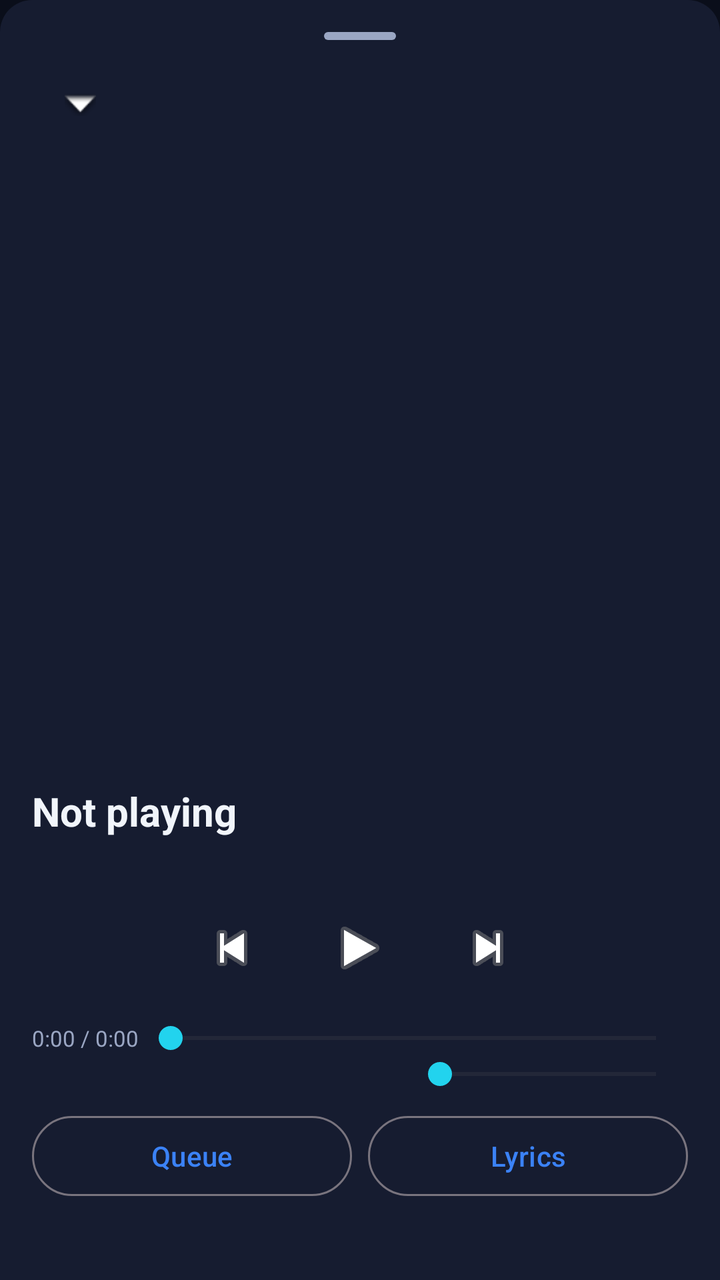
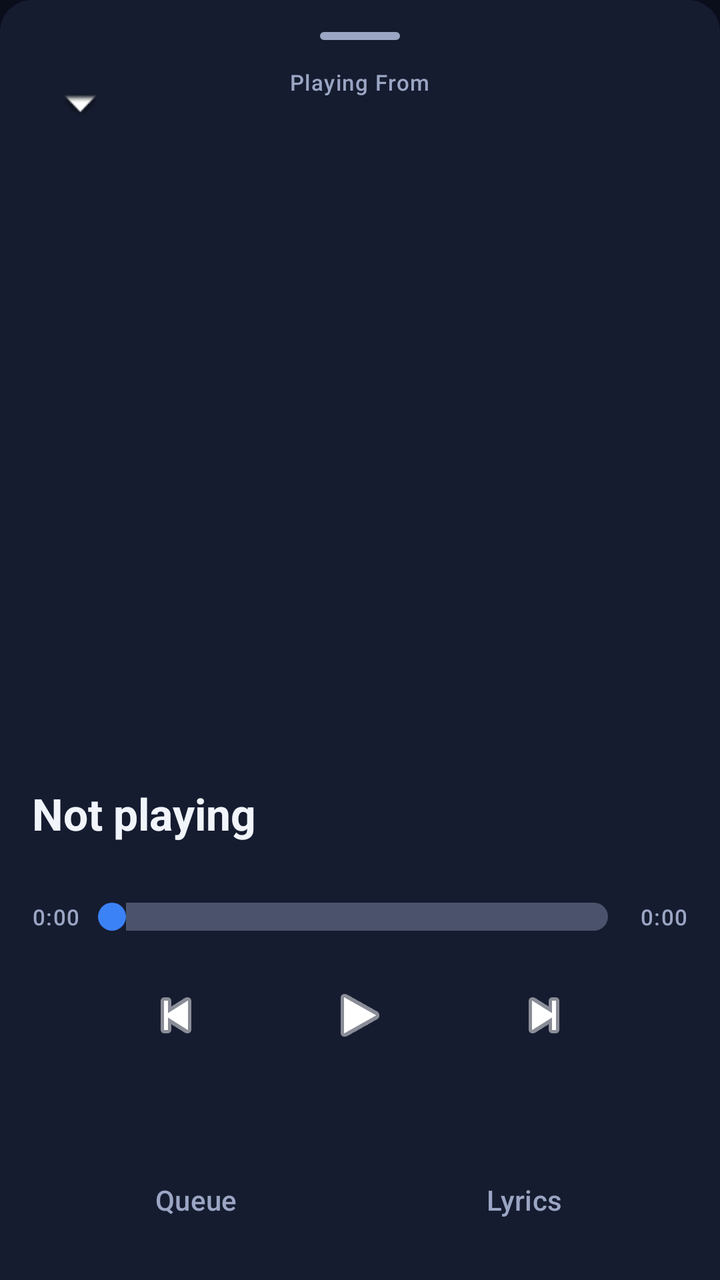

An Android layout rendered at two revisions. The XML below is the earlier revision; the diff shows what the commit changed to produce the second picture.
<!-- AndroidManifest.xml: application theme Theme.SpotifyDx -->
<!-- res/layout/view_player_sheet.xml -->
<?xml version="1.0" encoding="utf-8"?>
<LinearLayout xmlns:android="http://schemas.android.com/apk/res/android"
    android:layout_width="match_parent"
    android:layout_height="match_parent"
    android:background="@drawable/sheet_top_rounded"
    android:orientation="vertical"
    android:padding="@dimen/pad">

    <View
        android:layout_width="36dp"
        android:layout_height="4dp"
        android:layout_gravity="center_horizontal"
        android:layout_marginBottom="@dimen/pad_half"
        android:background="@drawable/drag_handle"
        android:contentDescription="Drag handle" />

    <LinearLayout
        android:layout_width="match_parent"
        android:layout_height="wrap_content"
        android:gravity="center_vertical"
        android:orientation="horizontal">

        <ImageButton
            android:id="@+id/sheet_minimize"
            android:layout_width="48dp"
            android:layout_height="48dp"
            android:background="?attr/selectableItemBackgroundBorderless"
            android:contentDescription="Minimize player"
            android:src="@android:drawable/arrow_down_float" />

        <TextView
            android:id="@+id/sheet_source"
            android:layout_width="0dp"
            android:layout_height="wrap_content"
            android:layout_weight="1"
            android:gravity="center"
            android:maxLines="1"
            android:textColor="?attr/colorOnSurfaceVariant"
            android:textSize="12sp" />
    </LinearLayout>

    <LinearLayout
        android:id="@+id/sheet_main"
        android:layout_width="match_parent"
        android:layout_height="wrap_content"
        android:orientation="vertical">

        <ImageView
            android:id="@+id/sheet_art"
            android:layout_width="match_parent"
            android:layout_height="300dp"
            android:layout_marginTop="@dimen/pad_half"
            android:contentDescription="Artwork"
            android:scaleType="centerCrop" />

        <TextView
            android:id="@+id/sheet_title"
            android:layout_width="wrap_content"
            android:layout_height="wrap_content"
            android:layout_marginTop="@dimen/pad_half"
            android:maxLines="1"
            android:text="Not playing"
            android:textColor="?attr/colorOnSurface"
            android:textSize="20sp"
            android:textStyle="bold" />

        <TextView
            android:id="@+id/sheet_subtitle"
            android:layout_width="wrap_content"
            android:layout_height="wrap_content"
            android:maxLines="1"
            android:textColor="?attr/colorOnSurfaceVariant"
            android:textSize="14sp" />

        <LinearLayout
            android:layout_width="match_parent"
            android:layout_height="wrap_content"
            android:gravity="center"
            android:orientation="horizontal">

            <ImageButton
                android:id="@+id/sheet_prev"
                android:layout_width="56dp"
                android:layout_height="56dp"
                android:background="?attr/selectableItemBackgroundBorderless"
                android:contentDescription="Previous"
                android:src="@android:drawable/ic_media_previous" />

            <ImageButton
                android:id="@+id/sheet_play"
                android:layout_width="72dp"
                android:layout_height="72dp"
                android:background="?attr/selectableItemBackgroundBorderless"
                android:contentDescription="Play or pause"
                android:src="@android:drawable/ic_media_play" />

            <ImageButton
                android:id="@+id/sheet_next"
                android:layout_width="56dp"
                android:layout_height="56dp"
                android:background="?attr/selectableItemBackgroundBorderless"
                android:contentDescription="Next"
                android:src="@android:drawable/ic_media_next" />
        </LinearLayout>

        <LinearLayout
            android:layout_width="match_parent"
            android:layout_height="wrap_content"
            android:gravity="center_vertical"
            android:orientation="horizontal">

            <TextView
                android:id="@+id/sheet_pos"
                android:layout_width="wrap_content"
                android:layout_height="wrap_content"
                android:text="0:00 / 0:00"
                android:textColor="?attr/colorOnSurfaceVariant"
                android:textSize="11sp" />

            <SeekBar
                android:id="@+id/sheet_scrub"
                android:layout_width="0dp"
                android:layout_height="wrap_content"
                android:layout_weight="1" />
        </LinearLayout>

        <LinearLayout
            android:layout_width="match_parent"
            android:layout_height="wrap_content"
            android:gravity="center_vertical"
            android:orientation="horizontal">

            <TextView
                android:id="@+id/sheet_tier"
                android:layout_width="0dp"
                android:layout_height="wrap_content"
                android:layout_weight="1"
                android:textColor="?attr/colorOnSurfaceVariant"
                android:textSize="12sp" />

            <SeekBar
                android:id="@+id/sheet_volume"
                android:layout_width="140dp"
                android:layout_height="wrap_content"
                android:max="100" />
        </LinearLayout>
    </LinearLayout>

    <LinearLayout
        android:id="@+id/sheet_tabs"
        android:layout_width="match_parent"
        android:layout_height="wrap_content"
        android:layout_marginTop="@dimen/pad_half"
        android:orientation="horizontal">

        <Button
            android:id="@+id/sheet_tab_queue"
            style="?attr/materialButtonOutlinedStyle"
            android:layout_width="0dp"
            android:layout_height="wrap_content"
            android:layout_weight="1"
            android:text="Queue" />

        <Button
            android:id="@+id/sheet_tab_lyrics"
            style="?attr/materialButtonOutlinedStyle"
            android:layout_width="0dp"
            android:layout_height="wrap_content"
            android:layout_marginStart="@dimen/pad_half"
            android:layout_weight="1"
            android:text="Lyrics" />
    </LinearLayout>

    <androidx.recyclerview.widget.RecyclerView
        android:id="@+id/sheet_queue"
        android:layout_width="match_parent"
        android:layout_height="0dp"
        android:layout_weight="1"
        android:visibility="gone" />

    <FrameLayout
        android:id="@+id/sheet_lyrics"
        android:layout_width="match_parent"
        android:layout_height="0dp"
        android:layout_weight="1"
        android:visibility="gone">

        <androidx.recyclerview.widget.RecyclerView
            android:id="@+id/sheet_lyrics_list"
            android:layout_width="match_parent"
            android:layout_height="match_parent"
            android:visibility="gone" />

        <ScrollView
            android:id="@+id/sheet_lyrics_plain_wrap"
            android:layout_width="match_parent"
            android:layout_height="match_parent"
            android:visibility="gone">

            <TextView
                android:id="@+id/sheet_lyrics_plain"
                android:layout_width="match_parent"
                android:layout_height="wrap_content"
                android:lineSpacingMultiplier="1.6"
                android:textColor="?attr/colorOnSurface" />
        </ScrollView>

        <TextView
            android:id="@+id/sheet_lyrics_state"
            android:layout_width="match_parent"
            android:layout_height="match_parent"
            android:gravity="center"
            android:textColor="?attr/colorOnSurfaceVariant"
            android:visibility="gone" />
    </FrameLayout>
</LinearLayout>
<!-- resources referenced by this layout -->
<resources>
  <dimen name="pad">16dp</dimen>
  <dimen name="pad_half">8dp</dimen>
  <style name="Theme.SpotifyDx" parent="Theme.Material3.DayNight.NoActionBar">
          <item name="colorPrimary">@color/deep_blue</item>
          <item name="colorOnPrimary">@color/deep_text</item>
          <item name="colorSecondary">@color/deep_cyan</item>
          <item name="android:colorBackground">@color/deep_bg</item>
          <item name="colorSurface">@color/deep_surface</item>
          <item name="colorOnSurface">@color/deep_text</item>
          <item name="colorSurfaceVariant">@color/deep_card</item>
          <item name="colorOnSurfaceVariant">@color/deep_muted</item>
      </style>
  <color name="deep_blue">#3B82F6</color>
  <color name="deep_text">#F1F5FB</color>
  <color name="deep_cyan">#22D3EE</color>
  <color name="deep_bg">#0A0E1A</color>
  <color name="deep_surface">#161C30</color>
  <color name="deep_card">#1A2136</color>
  <color name="deep_muted">#9AA6C3</color>
  <!-- unchanged entries left out for length: 2 -->
</resources>

<!-- the commit's change to res/layout/view_player_sheet.xml (unified diff, before → after) -->
@@ -7,8 +7,8 @@
     android:padding="@dimen/pad">
 
     <View
-        android:layout_width="36dp"
-        android:layout_height="4dp"
+        android:layout_width="@dimen/echo_handle_width"
+        android:layout_height="@dimen/echo_handle_height"
         android:layout_gravity="center_horizontal"
         android:layout_marginBottom="@dimen/pad_half"
         android:background="@drawable/drag_handle"
@@ -28,15 +28,35 @@
             android:contentDescription="Minimize player"
             android:src="@android:drawable/arrow_down_float" />
 
-        <TextView
-            android:id="@+id/sheet_source"
+        <LinearLayout
             android:layout_width="0dp"
             android:layout_height="wrap_content"
             android:layout_weight="1"
-            android:gravity="center"
-            android:maxLines="1"
-            android:textColor="?attr/colorOnSurfaceVariant"
-            android:textSize="12sp" />
+            android:gravity="center_horizontal"
+            android:orientation="vertical">
+
+            <TextView
+                android:layout_width="wrap_content"
+                android:layout_height="wrap_content"
+                android:maxLines="1"
+                android:text="Playing From"
+                style="@style/EchoCaption" />
+
+            <TextView
+                android:id="@+id/sheet_source"
+                android:layout_width="wrap_content"
+                android:layout_height="wrap_content"
+                android:ellipsize="marquee"
+                android:marqueeRepeatLimit="marquee_forever"
+                android:maxLines="1"
+                android:scrollHorizontally="true"
+                android:singleLine="true"
+                style="@style/EchoTitleMedium" />
+        </LinearLayout>
+
+        <View
+            android:layout_width="48dp"
+            android:layout_height="48dp" />
     </LinearLayout>
 
     <LinearLayout
@@ -49,63 +69,44 @@
             android:id="@+id/sheet_art"
             android:layout_width="match_parent"
             android:layout_height="300dp"
+            android:layout_marginHorizontal="32dp"
             android:layout_marginTop="@dimen/pad_half"
             android:contentDescription="Artwork"
             android:scaleType="centerCrop" />
 
         <TextView
+            android:id="@+id/sheet_line"
+            android:layout_width="match_parent"
+            android:layout_height="wrap_content"
+            android:layout_marginTop="@dimen/pad_half"
+            android:ellipsize="end"
+            android:gravity="center"
+            android:maxLines="1"
+            android:textSize="18sp"
+            android:textStyle="bold"
+            android:textColor="?attr/colorOnSurface"
+            android:visibility="gone" />
+
+        <TextView
             android:id="@+id/sheet_title"
             android:layout_width="wrap_content"
             android:layout_height="wrap_content"
             android:layout_marginTop="@dimen/pad_half"
             android:maxLines="1"
             android:text="Not playing"
-            android:textColor="?attr/colorOnSurface"
-            android:textSize="20sp"
-            android:textStyle="bold" />
+            style="@style/EchoTitleLarge" />
 
         <TextView
             android:id="@+id/sheet_subtitle"
             android:layout_width="wrap_content"
             android:layout_height="wrap_content"
             android:maxLines="1"
-            android:textColor="?attr/colorOnSurfaceVariant"
-            android:textSize="14sp" />
+            style="@style/EchoTitleMedium" />
 
         <LinearLayout
             android:layout_width="match_parent"
             android:layout_height="wrap_content"
-            android:gravity="center"
-            android:orientation="horizontal">
-
-            <ImageButton
-                android:id="@+id/sheet_prev"
-                android:layout_width="56dp"
-                android:layout_height="56dp"
-                android:background="?attr/selectableItemBackgroundBorderless"
-                android:contentDescription="Previous"
-                android:src="@android:drawable/ic_media_previous" />
-
-            <ImageButton
-                android:id="@+id/sheet_play"
-                android:layout_width="72dp"
-                android:layout_height="72dp"
-                android:background="?attr/selectableItemBackgroundBorderless"
-                android:contentDescription="Play or pause"
-                android:src="@android:drawable/ic_media_play" />
-
-            <ImageButton
-                android:id="@+id/sheet_next"
-                android:layout_width="56dp"
-                android:layout_height="56dp"
-                android:background="?attr/selectableItemBackgroundBorderless"
-                android:contentDescription="Next"
-                android:src="@android:drawable/ic_media_next" />
-        </LinearLayout>
-
-        <LinearLayout
-            android:layout_width="match_parent"
-            android:layout_height="wrap_content"
+            android:layout_marginTop="@dimen/pad_half"
             android:gravity="center_vertical"
             android:orientation="horizontal">
 
@@ -113,16 +114,106 @@
                 android:id="@+id/sheet_pos"
                 android:layout_width="wrap_content"
                 android:layout_height="wrap_content"
-                android:text="0:00 / 0:00"
-                android:textColor="?attr/colorOnSurfaceVariant"
-                android:textSize="11sp" />
+                android:text="0:00"
+                style="@style/EchoCaption" />
 
             <SeekBar
                 android:id="@+id/sheet_scrub"
                 android:layout_width="0dp"
                 android:layout_height="wrap_content"
-                android:layout_weight="1" />
+                android:layout_weight="1"
+                android:progressDrawable="@drawable/seekbar_progress"
+                android:thumb="@drawable/seekbar_thumb" />
+
+            <TextView
+                android:id="@+id/sheet_duration"
+                android:layout_width="wrap_content"
+                android:layout_height="wrap_content"
+                android:text="0:00"
+                style="@style/EchoCaption" />
         </LinearLayout>
+
+        <LinearLayout
+            android:layout_width="match_parent"
+            android:layout_height="wrap_content"
+            android:gravity="center"
+            android:orientation="horizontal">
+
+            <ImageButton
+                android:id="@+id/sheet_prev"
+                android:layout_width="68dp"
+                android:layout_height="68dp"
+                android:background="?attr/selectableItemBackgroundBorderless"
+                android:contentDescription="Previous"
+                android:src="@android:drawable/ic_media_previous"
+                android:tint="@android:color/white" />
+
+            <ImageButton
+                android:id="@+id/sheet_play"
+                android:layout_width="84dp"
+                android:layout_height="84dp"
+                android:layout_marginHorizontal="@dimen/pad"
+                android:background="?attr/selectableItemBackgroundBorderless"
+                android:contentDescription="Play or pause"
+                android:src="@android:drawable/ic_media_play"
+                android:tint="@android:color/white" />
+
+            <ImageButton
+                android:id="@+id/sheet_next"
+                android:layout_width="68dp"
+                android:layout_height="68dp"
+                android:background="?attr/selectableItemBackgroundBorderless"
+                android:contentDescription="Next"
+                android:src="@android:drawable/ic_media_next"
+                android:tint="@android:color/white" />
+        </LinearLayout>
+
+        <TextView
+            android:id="@+id/sheet_tier"
+            android:layout_width="match_parent"
+            android:layout_height="wrap_content"
+            android:gravity="center"
+            style="@style/EchoCaption" />
+    </LinearLayout>
+
+    <Space
+        android:id="@+id/sheet_spacer"
+        android:layout_width="match_parent"
+        android:layout_height="0dp"
+        android:layout_weight="1" />
+
+    <LinearLayout
+        android:id="@+id/sheet_tabs"
+        android:layout_width="match_parent"
+        android:layout_height="wrap_content"
+        android:orientation="horizontal">
+
+        <Button
+            android:id="@+id/sheet_tab_queue"
+            style="?attr/borderlessButtonStyle"
+            android:layout_width="0dp"
+            android:layout_height="wrap_content"
+            android:layout_weight="1"
+            android:text="Queue"
+            android:textColor="@color/tab_text" />
+
+        <Button
+            android:id="@+id/sheet_tab_lyrics"
+            style="?attr/borderlessButtonStyle"
+            android:layout_width="0dp"
+            android:layout_height="wrap_content"
+            android:layout_weight="1"
+            android:text="Lyrics"
+            android:textColor="@color/tab_text" />
+    </LinearLayout>
+
+    <LinearLayout
+        android:id="@+id/sheet_queue_box"
+        android:layout_width="match_parent"
+        android:layout_height="0dp"
+        android:layout_weight="1"
+        android:orientation="vertical"
+        android:visibility="gone">
 
         <LinearLayout
             android:layout_width="match_parent"
@@ -130,53 +221,47 @@
             android:gravity="center_vertical"
             android:orientation="horizontal">
 
-            <TextView
-                android:id="@+id/sheet_tier"
+            <ImageView
+                android:id="@+id/sheet_queue_thumb"
+                android:layout_width="48dp"
+                android:layout_height="48dp"
+                android:contentDescription="Now playing artwork" />
+
+            <LinearLayout
                 android:layout_width="0dp"
                 android:layout_height="wrap_content"
                 android:layout_weight="1"
-                android:textColor="?attr/colorOnSurfaceVariant"
-                android:textSize="12sp" />
-
-            <SeekBar
-                android:id="@+id/sheet_volume"
-                android:layout_width="140dp"
-                android:layout_height="wrap_content"
-                android:max="100" />
+                android:orientation="vertical"
+                android:paddingStart="@dimen/pad_half">
+
+                <TextView
+                    android:id="@+id/sheet_queue_title"
+                    android:layout_width="wrap_content"
+                    android:layout_height="wrap_content"
+                    android:maxLines="1"
+                    style="@style/EchoBodyTitle" />
+
+                <TextView
+                    android:id="@+id/sheet_queue_sub"
+                    android:layout_width="wrap_content"
+                    android:layout_height="wrap_content"
+                    android:maxLines="1"
+                    style="@style/EchoBodySubtitle" />
+            </LinearLayout>
+
+            <TextView
+                android:id="@+id/sheet_queue_count"
+                android:layout_width="wrap_content"
+                android:layout_height="wrap_content"
+                style="@style/EchoCaption" />
         </LinearLayout>
+
+        <androidx.recyclerview.widget.RecyclerView
+            android:id="@+id/sheet_queue"
+            android:layout_width="match_parent"
+            android:layout_height="0dp"
+            android:layout_weight="1" />
     </LinearLayout>
-
-    <LinearLayout
-        android:id="@+id/sheet_tabs"
-        android:layout_width="match_parent"
-        android:layout_height="wrap_content"
-        android:layout_marginTop="@dimen/pad_half"
-        android:orientation="horizontal">
-
-        <Button
-            android:id="@+id/sheet_tab_queue"
-            style="?attr/materialButtonOutlinedStyle"
-            android:layout_width="0dp"
-            android:layout_height="wrap_content"
-            android:layout_weight="1"
-            android:text="Queue" />
-
-        <Button
-            android:id="@+id/sheet_tab_lyrics"
-            style="?attr/materialButtonOutlinedStyle"
-            android:layout_width="0dp"
-            android:layout_height="wrap_content"
-            android:layout_marginStart="@dimen/pad_half"
-            android:layout_weight="1"
-            android:text="Lyrics" />
-    </LinearLayout>
-
-    <androidx.recyclerview.widget.RecyclerView
-        android:id="@+id/sheet_queue"
-        android:layout_width="match_parent"
-        android:layout_height="0dp"
-        android:layout_weight="1"
-        android:visibility="gone" />
 
     <FrameLayout
         android:id="@+id/sheet_lyrics"
<!-- resource entries referenced after the edit -->
@@ -1,7 +1,67 @@
 <!-- resources referenced by this layout -->
 <resources>
+  <dimen name="echo_handle_height">4dp</dimen>
+  <dimen name="echo_handle_width">40dp</dimen>
   <dimen name="pad">16dp</dimen>
   <dimen name="pad_half">8dp</dimen>
+  <!-- drawable seekbar_progress (drawable) -->
+  <?xml version="1.0" encoding="utf-8"?>
+  <layer-list xmlns:android="http://schemas.android.com/apk/res/android">
+      <item android:id="@android:id/background">
+          <shape android:shape="rectangle">
+              <solid android:color="#669AA6C3" />
+              <corners android:radius="8dp" />
+          </shape>
+      </item>
+      <item android:id="@android:id/secondaryProgress">
+          <scale android:scaleWidth="100%">
+              <shape android:shape="rectangle">
+                  <solid android:color="#669AA6C3" />
+                  <corners android:radius="8dp" />
+              </shape>
+          </scale>
+      </item>
+      <item android:id="@android:id/progress">
+          <scale android:scaleWidth="100%">
+              <shape android:shape="rectangle">
+                  <solid android:color="?attr/colorPrimary" />
+                  <corners android:radius="8dp" />
+              </shape>
+          </scale>
+      </item>
+  </layer-list>
+  <!-- drawable seekbar_thumb (drawable) -->
+  <?xml version="1.0" encoding="utf-8"?>
+  <shape xmlns:android="http://schemas.android.com/apk/res/android"
+      android:shape="oval">
+      <solid android:color="?attr/colorPrimary" />
+      <size
+          android:width="14dp"
+          android:height="14dp" />
+  </shape>
+  <style name="EchoBodySubtitle" parent="TextAppearance.Material3.BodySmall">
+          <item name="android:textSize">12sp</item>
+          <item name="android:textColor">?attr/colorOnSurfaceVariant</item>
+      </style>
+  <style name="EchoBodyTitle" parent="TextAppearance.Material3.BodyMedium">
+          <item name="android:textSize">14sp</item>
+          <item name="android:textStyle">bold</item>
+          <item name="android:textColor">?attr/colorOnSurface</item>
+      </style>
+  <style name="EchoCaption" parent="TextAppearance.Material3.LabelSmall">
+          <item name="android:textSize">11sp</item>
+          <item name="android:textColor">?attr/colorOnSurfaceVariant</item>
+      </style>
+  <style name="EchoTitleLarge" parent="TextAppearance.Material3.TitleLarge">
+          <item name="android:textSize">22sp</item>
+          <item name="android:textStyle">bold</item>
+          <item name="android:textColor">?attr/colorOnSurface</item>
+      </style>
+  <style name="EchoTitleMedium" parent="TextAppearance.Material3.TitleMedium">
+          <item name="android:textSize">16sp</item>
+          <item name="android:fontFamily">sans-serif-medium</item>
+          <item name="android:textColor">?attr/colorOnSurfaceVariant</item>
+      </style>
   <style name="Theme.SpotifyDx" parent="Theme.Material3.DayNight.NoActionBar">
           <item name="colorPrimary">@color/deep_blue</item>
           <item name="colorOnPrimary">@color/deep_text</item>
@@ -11,6 +71,9 @@
           <item name="colorOnSurface">@color/deep_text</item>
           <item name="colorSurfaceVariant">@color/deep_card</item>
           <item name="colorOnSurfaceVariant">@color/deep_muted</item>
+          
+          <item name="echoCardShelf">@color/deep_shelf</item>
+          <item name="echoSearchField">@color/deep_searchfield</item>
       </style>
   <color name="deep_blue">#3B82F6</color>
   <color name="deep_text">#F1F5FB</color>
@@ -19,6 +82,8 @@
   <color name="deep_surface">#161C30</color>
   <color name="deep_card">#1A2136</color>
   <color name="deep_muted">#9AA6C3</color>
+  <color name="deep_shelf">#4D1A2136</color>
+  <color name="deep_searchfield">#801A2136</color>
   <!-- unchanged entries left out for length: 2 -->
 </resources>
 
